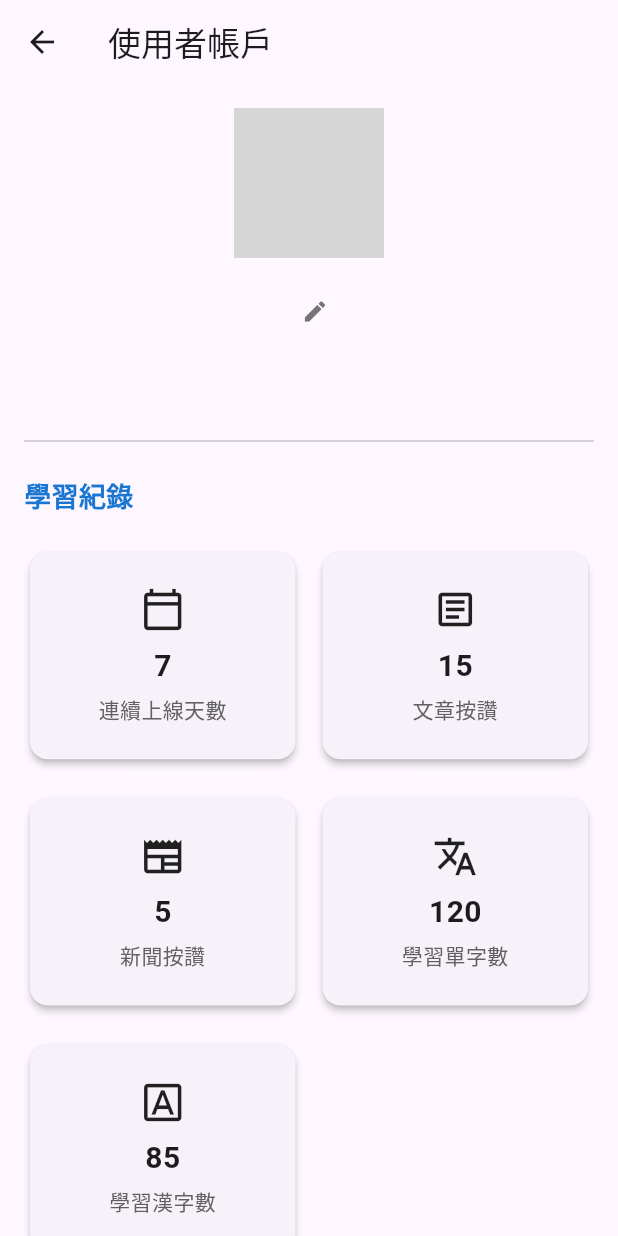
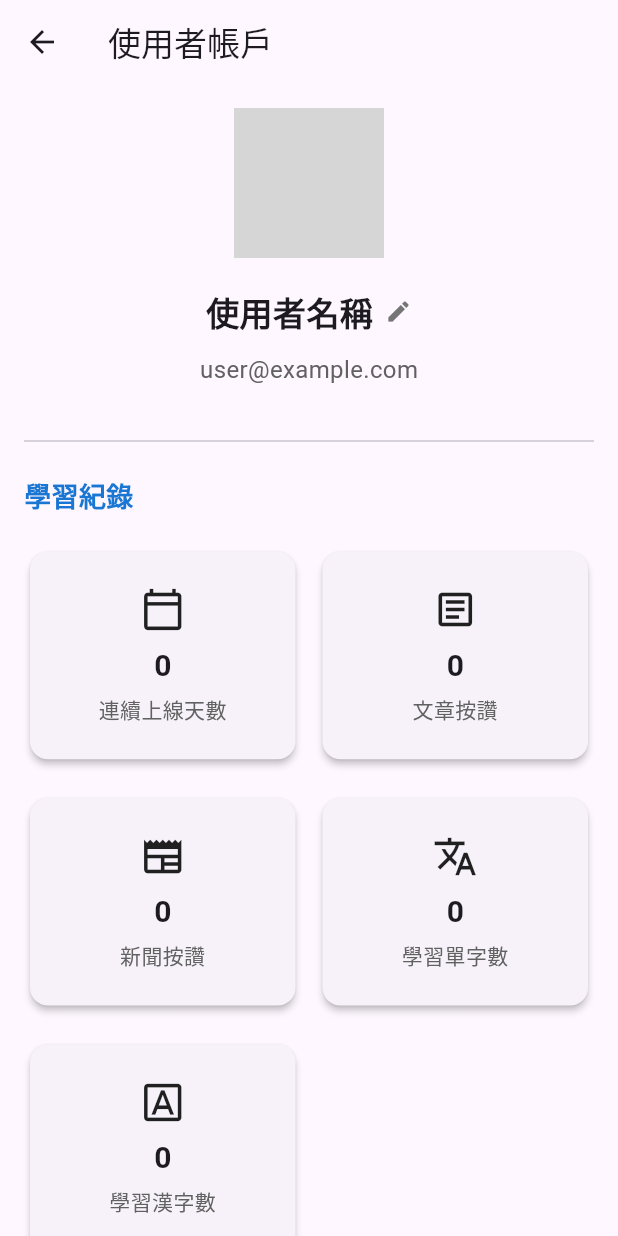
Before and after one commit to xiaomingtseng/JP_Learning, a Flutter app: the screen it shows once a user with an empty profile is signed in, after a tap on the "account circle" icon, on a phone screen of 412 x 824 dp. Run offline on Flutter 3.47's test engine with Material 3 defaults, Android fonts, the phone set to English and light mode, and no system bars; our stand-ins replace audioplayers, cloud_firestore, firebase_auth, firebase_core, flutter_tts, google_sign_in and 2 more; missing offline and left inert: ruby_text, translator; accounts and stored records are empty; network calls fail; project files that could hold a hidden picture were left out; grey boxes are pictures that could not be loaded.

Commit message:
使用者資料改為實際資料

```diff
--- a/lib/screens/account_screen.dart
+++ b/lib/screens/account_screen.dart
@@ -1,5 +1,6 @@
 import 'package:flutter/material.dart';
 import 'package:firebase_auth/firebase_auth.dart'; // 匯入 Firebase Auth
+import '../services/user_service.dart';
 
 // 假設的使用者資料模型
 class UserProfile {
@@ -56,21 +57,85 @@
 
 class _AccountScreenState extends State<AccountScreen> {
   late UserProfile _userProfile;
+  final UserService _userService = UserService();
 
   @override
   void initState() {
     super.initState();
+    _userProfile = UserProfile(
+      name: '使用者名稱',
+      email: 'user@example.com',
+      avatarUrl: 'https://via.placeholder.com/150',
+      likedArticlesCount: 0,
+      likedNewsCount: 0,
+      learnedWordsCount: 0,
+      learnedKanjiCount: 0,
+      consecutiveLoginDays: 0,
+    ); // 預設值
     final currentUser = FirebaseAuth.instance.currentUser;
-    _userProfile = UserProfile(
-      name: currentUser?.displayName ?? '使用者名稱',
-      email: currentUser?.email ?? 'user@example.com', // Email 從 Firebase 獲取
-      avatarUrl: currentUser?.photoURL ?? 'https://via.placeholder.com/150',
-      likedArticlesCount: 15,
-      likedNewsCount: 5,
-      learnedWordsCount: 120,
-      learnedKanjiCount: 85,
-      consecutiveLoginDays: 7,
-    );
+    if (currentUser != null) {
+      _initializeUserProfile(currentUser);
+    }
+  }
+
+  Future<void> _initializeUserProfile(User currentUser) async {
+    try {
+      final userId = currentUser.email ?? currentUser.uid;
+      final userExists = await _userService.checkUserExists(userId);
+
+      if (!userExists) {
+        // 創建使用者資料
+        await _userService.createUserProfile(
+          userId: userId,
+          name: currentUser.displayName ?? '使用者名稱',
+          email: currentUser.email ?? 'user@example.com',
+          avatarUrl: currentUser.photoURL ?? 'https://via.placeholder.com/150',
+        );
+      }
+
+      // 讀取使用者資料
+      final userData = await _userService.getUserProfile(userId);
+      if (userData != null) {
+        setState(() {
+          _userProfile = UserProfile(
+            name: userData['name'] ?? '使用者名稱',
+            email: userData['email'] ?? 'user@example.com',
+            avatarUrl:
+                userData['avatarUrl'] ?? 'https://via.placeholder.com/150',
+            likedArticlesCount: userData['likedArticlesCount'] ?? 0,
+            likedNewsCount: userData['likedNewsCount'] ?? 0,
+            learnedWordsCount: userData['learnedWordsCount'] ?? 0,
+            learnedKanjiCount: userData['learnedKanjiCount'] ?? 0,
+            consecutiveLoginDays: userData['consecutiveLoginDays'] ?? 0,
+          );
+        });
+      }
+    } catch (e) {
+      print('初始化使用者資料失敗: $e');
+    }
+  }
+
+  Future<void> _saveProfile() async {
+    try {
+      await _userService.updateUserProfile(
+        userId: _userProfile.email, // or use another unique identifier
+        updatedData: {
+          'name': _userProfile.name,
+          'likedArticlesCount': _userProfile.likedArticlesCount,
+          'likedNewsCount': _userProfile.likedNewsCount,
+          'learnedWordsCount': _userProfile.learnedWordsCount,
+          'learnedKanjiCount': _userProfile.learnedKanjiCount,
+          'consecutiveLoginDays': _userProfile.consecutiveLoginDays,
+        },
+      );
+      ScaffoldMessenger.of(
+        context,
+      ).showSnackBar(const SnackBar(content: Text('個人資料已更新')));
+    } catch (e) {
+      ScaffoldMessenger.of(
+        context,
+      ).showSnackBar(SnackBar(content: Text('更新失敗: $e')));
+    }
   }
 
   Widget _buildStatisticCard(
@@ -199,7 +264,7 @@
                       setState(() {
                         _userProfile = _userProfile.copyWith(name: newValue);
                       });
-                      // FirebaseAuth.instance.currentUser?.updateDisplayName(newValue);
+                      _saveProfile();
                     });
                   },
                   child: Padding(
--- /dev/null
+++ b/lib/services/user_service.dart
@@ -0,0 +1,74 @@
+import 'package:cloud_firestore/cloud_firestore.dart';
+import 'package:firebase_auth/firebase_auth.dart';
+
+class UserService {
+  final FirebaseFirestore _firestore = FirebaseFirestore.instance;
+  final FirebaseAuth _auth = FirebaseAuth.instance;
+
+  // 檢查使用者是否存在
+  Future<bool> checkUserExists(String userId) async {
+    try {
+      final doc = await _firestore.collection('users').doc(userId).get();
+      return doc.exists;
+    } catch (e) {
+      print('檢查使用者是否存在時發生錯誤: $e');
+      return false;
+    }
+  }
+
+  // 創建使用者資料
+  Future<void> createUserProfile({
+    required String userId,
+    required String name,
+    required String email,
+    required String avatarUrl,
+  }) async {
+    try {
+      await _firestore.collection('users').doc(userId).set({
+        'name': name,
+        'email': email,
+        'avatarUrl': avatarUrl,
+        'likedArticlesCount': 0,
+        'likedNewsCount': 0,
+        'learnedWordsCount': 0,
+        'learnedKanjiCount': 0,
+        'consecutiveLoginDays': 0,
+        'createdAt': FieldValue.serverTimestamp(),
+        'updatedAt': FieldValue.serverTimestamp(),
+      });
+    } catch (e) {
+      print('創建使用者資料時發生錯誤: $e');
+      rethrow;
+    }
+  }
+
+  // 更新使用者資料
+  Future<void> updateUserProfile({
+    required String userId,
+    required Map<String, dynamic> updatedData,
+  }) async {
+    try {
+      await _firestore.collection('users').doc(userId).update({
+        ...updatedData,
+        'updatedAt': FieldValue.serverTimestamp(),
+      });
+    } catch (e) {
+      print('更新使用者資料時發生錯誤: $e');
+      rethrow;
+    }
+  }
+
+  // 讀取使用者資料
+  Future<Map<String, dynamic>?> getUserProfile(String userId) async {
+    try {
+      final doc = await _firestore.collection('users').doc(userId).get();
+      if (doc.exists) {
+        return doc.data();
+      }
+      return null;
+    } catch (e) {
+      print('讀取使用者資料時發生錯誤: $e');
+      rethrow;
+    }
+  }
+}
```
Also changed, not shown: lib/screens/login_screen.dart (+10 -17 lines).
